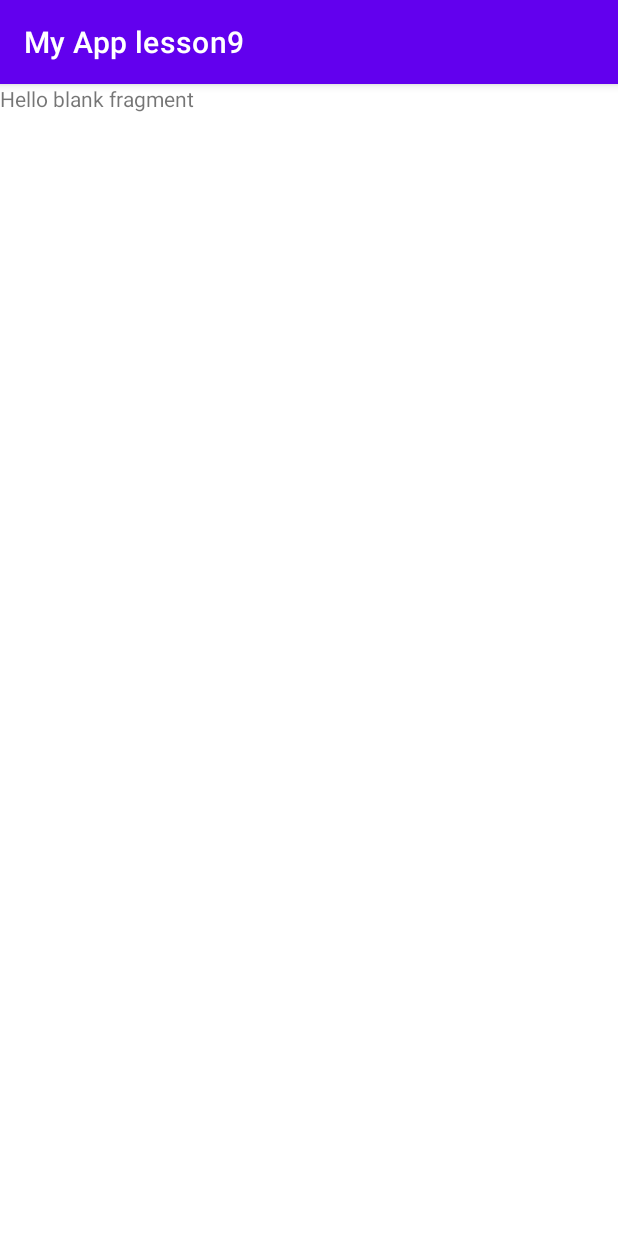
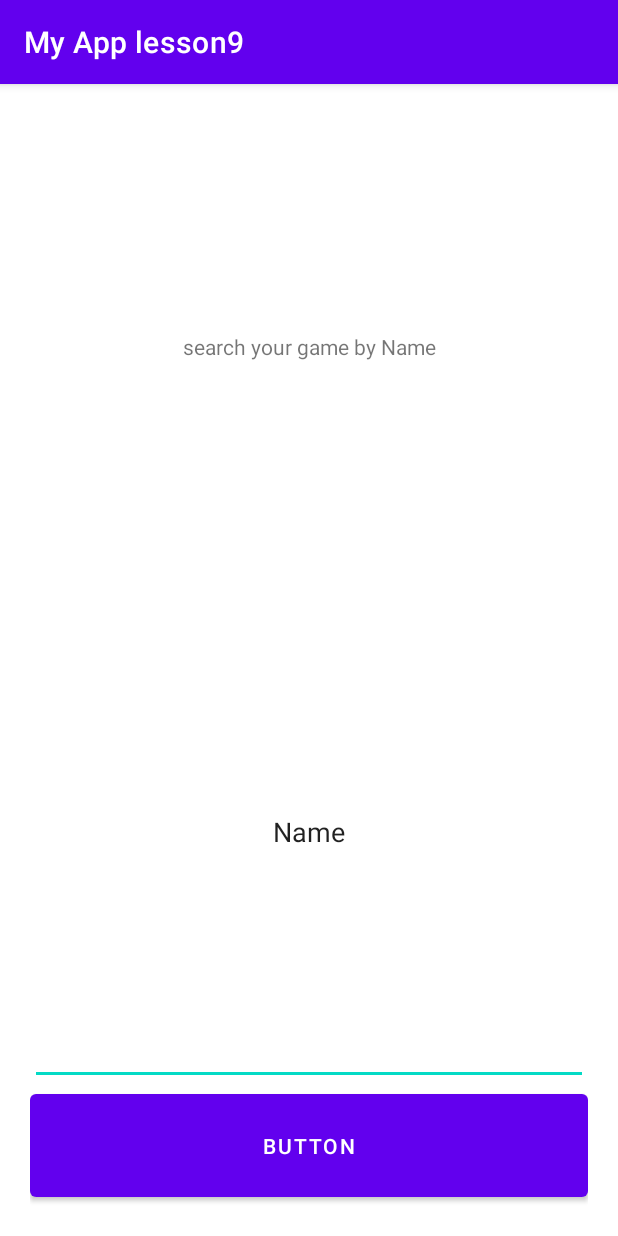
Before and after one commit to HadasIsraeli/GameSearchApp, an Android app: the fragment FragmentGameName shown on its own in the app's theme, on a phone screen of 412 x 824 dp. Run offline under Robolectric (Android 15) with nearby library versions, the phone set to English and light mode, and no system bars.

Commit message:
game name fragment design

```diff
--- a/app/src/main/res/layout/fragment_game_name.xml
+++ b/app/src/main/res/layout/fragment_game_name.xml
@@ -6,9 +6,43 @@
     tools:context=".FragmentGameName">
 
     <!-- TODO: Update blank fragment layout -->
-    <TextView
+    <LinearLayout
         android:layout_width="match_parent"
         android:layout_height="match_parent"
-        android:text="@string/hello_blank_fragment" />
+        android:layout_gravity="center"
+        android:gravity="center"
+        android:orientation="vertical"
+        android:padding="20dp">
+
+        <TextView
+            android:id="@+id/searchGameName"
+            android:layout_width="match_parent"
+            android:layout_height="wrap_content"
+            android:layout_gravity="center"
+            android:layout_weight="1"
+            android:gravity="center"
+            android:text="search your game by Name" />
+
+        <EditText
+            android:id="@+id/TextGameName"
+            android:layout_width="match_parent"
+            android:layout_height="wrap_content"
+            android:layout_gravity="center"
+            android:layout_weight="1"
+            android:ems="10"
+            android:gravity="center"
+            android:inputType="textPersonName"
+            android:text="Name" />
+
+        <Button
+            android:id="@+id/searchNameButton"
+            android:layout_width="match_parent"
+            android:layout_height="wrap_content"
+            android:layout_gravity="center"
+            android:layout_weight="0.1"
+            android:gravity="center"
+            android:padding="10dp"
+            android:text="Button" />
+    </LinearLayout>
 
 </FrameLayout>
```
